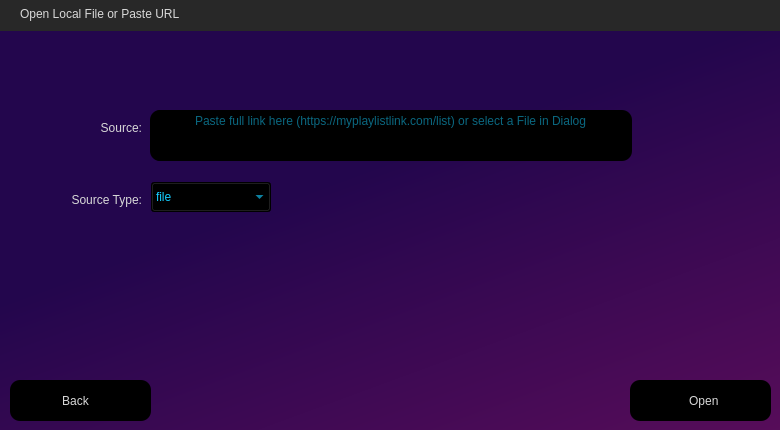
Above: assets/OpenFileSelection.ui from ifreddyrod/SpyderPlayer before the change. Below: the same form after it.
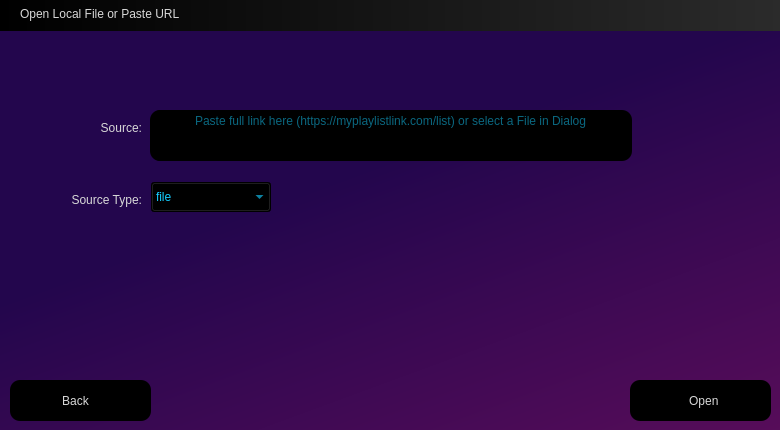
That is the form after the change. Icons and pictures are not drawn.

The edit to the form file:
```diff
--- a/assets/OpenFileSelection.ui
+++ b/assets/OpenFileSelection.ui
@@ -101,7 +101,9 @@
     </rect>
    </property>
    <property name="styleSheet">
-    <string notr="true">background-color: rgb(40, 40, 40);</string>
+    <string notr="true">/*background-color: rgb(40, 40, 40);*/
+
+background-color: qlineargradient(spread:pad, x1:0, y1:0, x2:1, y2:0, stop:0 rgba(0, 0, 0, 255), stop:1 rgba(43, 43, 43, 255));</string>
    </property>
    <widget class="QLabel" name="Titlebar_label">
     <property name="geometry">
@@ -112,6 +114,9 @@
       <height>21</height>
      </rect>
     </property>
+    <property name="styleSheet">
+     <string notr="true">background-color: transparent;</string>
+    </property>
     <property name="text">
      <string>Open Local File or Paste URL</string>
     </property>
```
